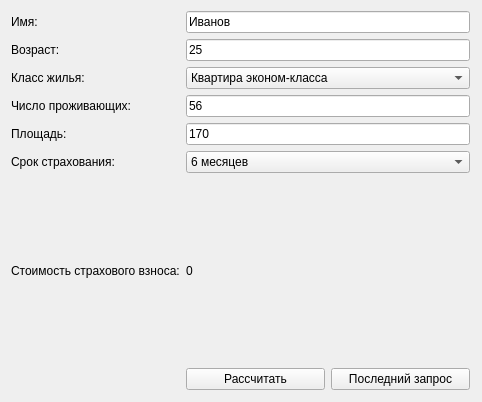
The window that widget.ui (LexaOop4Sem/OOP8) describes before a commit, drawn with Qt 5.
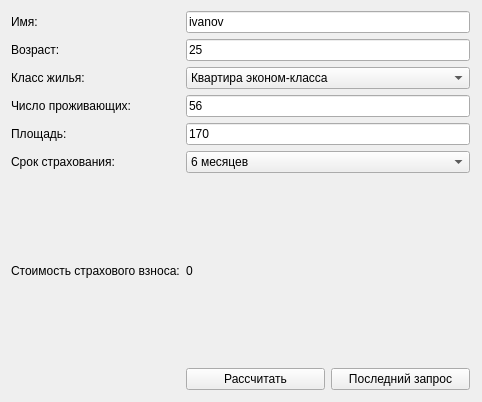
The same window after the commit.

The edit to the form file:
```diff
--- a/widget.ui
+++ b/widget.ui
@@ -33,7 +33,7 @@
     <item row="3" column="2">
      <widget class="QLineEdit" name="owner">
       <property name="text">
-       <string>Иванов</string>
+       <string>ivanov</string>
       </property>
      </widget>
     </item>
```
Left out of the diff: 14 changed lines with no effect on the pictures.
